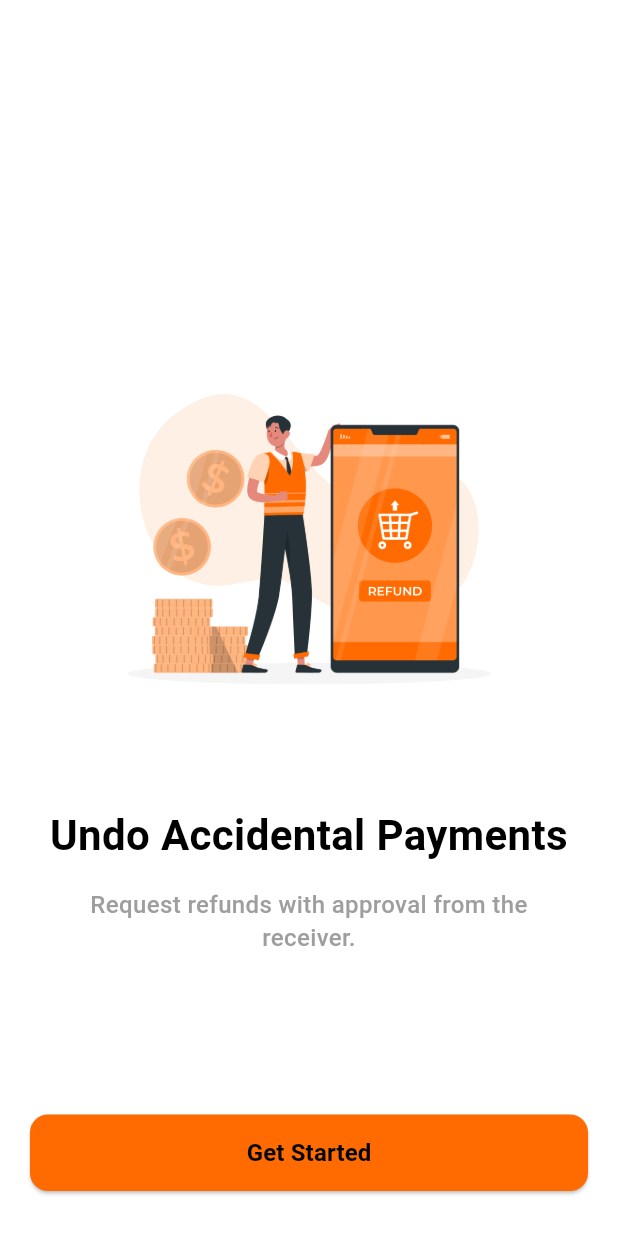
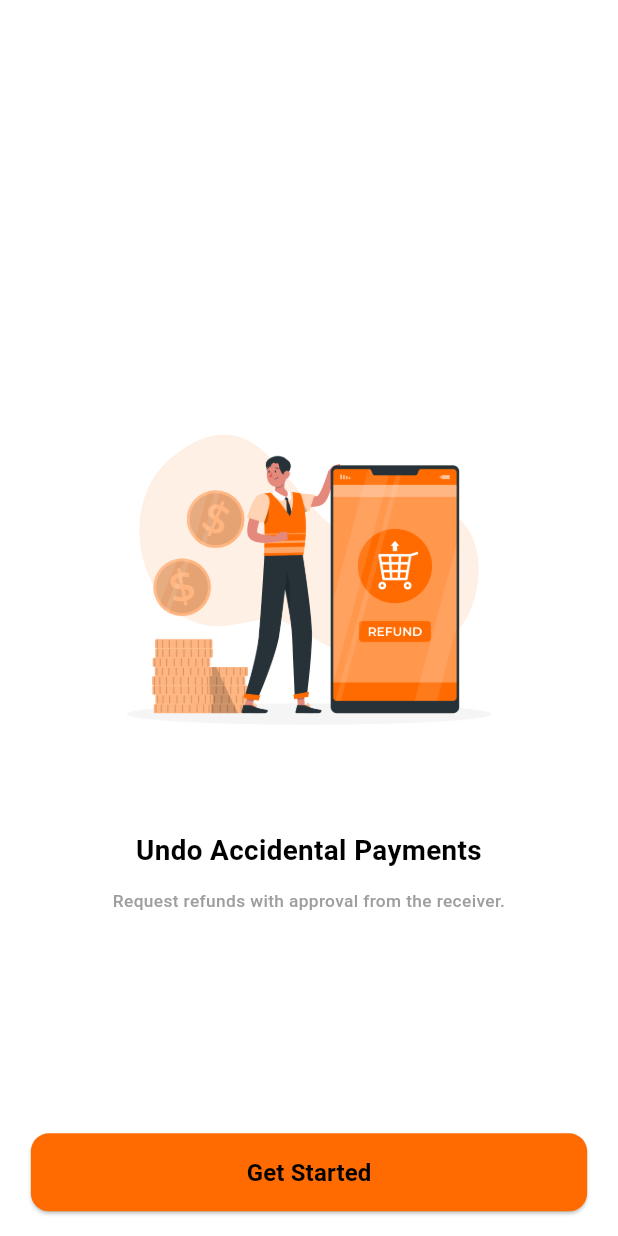
Before and after one commit to Aryanshah010/payhive, a Flutter app: the screen it shows after launch, swiped to page 4, on a phone screen of 412 x 824 dp. Run offline on Flutter 3.47's test engine with Material 3 defaults, Android fonts, the phone set to English and light mode, and no system bars; our stand-ins replace smooth_page_indicator.

Commit message:
Refactor all the screens and widgets for responsive for tablet

```diff
--- a/lib/screens/onboarding_screen.dart
+++ b/lib/screens/onboarding_screen.dart
@@ -17,6 +17,14 @@ class _OnboardingScreenState extends State<OnboardingScreen> {
 
   @override
   Widget build(BuildContext context) {
+    final size = MediaQuery.of(context).size;
+    final w = size.width;
+
+    final bottomSpacing = w * 0.04;
+    final bottomPadding = EdgeInsets.symmetric(horizontal: w * 0.05);
+    final buttonFontSize = w * 0.04;
+    final dotSize = w > 600 ? 12.0 : 8.0;
+
     return Scaffold(
       backgroundColor: Colors.white,
       body: SafeArea(
@@ -56,12 +64,11 @@ class _OnboardingScreenState extends State<OnboardingScreen> {
             ),
 
             Positioned(
-              bottom: 30,
+              bottom: bottomSpacing,
               left: 0,
               right: 0,
               child: Padding(
-                padding: const EdgeInsets.symmetric(horizontal: 20),
-
+                padding: bottomPadding,
                 child: isLastPage
                     ? PrimaryButtonWidget(
                         text: "Get Started",
@@ -85,10 +92,10 @@ class _OnboardingScreenState extends State<OnboardingScreen> {
                                 curve: Curves.easeInOut,
                               );
                             },
-                            child: const Text(
+                            child: Text(
                               "Skip",
                               style: TextStyle(
-                                fontSize: 16,
+                                fontSize: buttonFontSize,
                                 color: Colors.grey,
                                 fontWeight: FontWeight.w500,
                               ),
@@ -99,10 +106,10 @@ class _OnboardingScreenState extends State<OnboardingScreen> {
                             controller: _pageController,
                             count: 4,
                             effect: ExpandingDotsEffect(
-                              activeDotColor: Color(0xFFFF6B00),
+                              activeDotColor: const Color(0xFFFF6B00),
                               dotColor: Colors.grey,
-                              dotHeight: 8,
-                              dotWidth: 8,
+                              dotHeight: dotSize,
+                              dotWidth: dotSize,
                               expansionFactor: 3,
                             ),
                           ),
@@ -114,11 +121,11 @@ class _OnboardingScreenState extends State<OnboardingScreen> {
                                 curve: Curves.easeInOut,
                               );
                             },
-                            child: const Text(
+                            child: Text(
                               "Next",
                               style: TextStyle(
-                                fontSize: 16,
-                                color: Color(0xFFFF6B00),
+                                fontSize: buttonFontSize,
+                                color: const Color(0xFFFF6B00),
                                 fontWeight: FontWeight.w600,
                               ),
                             ),
--- a/lib/widgets/on_boarding_widget.dart
+++ b/lib/widgets/on_boarding_widget.dart
@@ -14,36 +14,39 @@ class OnBoardingWidget extends StatelessWidget {
 
   @override
   Widget build(BuildContext context) {
+    final size = MediaQuery.of(context).size;
+    final w = size.width;
+
+    final titleSize = w * 0.045;
+    final subtitleSize = w * 0.028;
+    final imageHeight = size.height * (w > 600 ? 0.45 : 0.38);
+
     return Padding(
-      padding: const EdgeInsets.symmetric(horizontal: 28),
+      padding: EdgeInsets.symmetric(horizontal: w * 0.06),
       child: Column(
         mainAxisAlignment: MainAxisAlignment.center,
         children: [
-          Image.asset(
-            image,
-            height: MediaQuery.of(context).size.height * 0.38,
-            fit: BoxFit.contain,
-          ),
+          Image.asset(image, height: imageHeight, fit: BoxFit.contain),
 
-          const SizedBox(height: 35),
+          SizedBox(height: w * 0.06),
 
           Text(
             title,
             textAlign: TextAlign.center,
-            style: const TextStyle(
-              fontSize: 28,
+            style: TextStyle(
+              fontSize: titleSize,
               fontWeight: FontWeight.w700,
               color: Colors.black,
             ),
           ),
 
-          const SizedBox(height: 15),
+          SizedBox(height: w * 0.03),
 
           Text(
             subtitle,
             textAlign: TextAlign.center,
-            style: const TextStyle(
-              fontSize: 16,
+            style: TextStyle(
+              fontSize: subtitleSize,
               color: Colors.grey,
               fontWeight: FontWeight.w500,
               height: 1.4,
--- a/lib/widgets/primary_button_widget.dart
+++ b/lib/widgets/primary_button_widget.dart
@@ -12,9 +12,8 @@ class PrimaryButtonWidget extends StatelessWidget {
 
   @override
   Widget build(BuildContext context) {
-    return LayoutBuilder(
-      builder: (context, constraints) {
-        final bool isTablet = constraints.maxWidth >= 600;
+    final width = MediaQuery.of(context).size.width;
+    final isTablet = width >= 600;
 
     final double buttonHeight = isTablet ? 62 : 52;
     final double fontSize = isTablet ? 20 : 16;
@@ -25,10 +24,8 @@ class PrimaryButtonWidget extends StatelessWidget {
       child: ElevatedButton(
         style: ElevatedButton.styleFrom(
           backgroundColor: const Color.fromARGB(255, 255, 107, 0),
-              padding: EdgeInsets.symmetric(
-                vertical: buttonHeight / 2 - 12,
-                horizontal: horizontalPadding,
-              ),
+          minimumSize: Size(double.infinity, buttonHeight),
+          padding: EdgeInsets.symmetric(horizontal: horizontalPadding),
           shape: RoundedRectangleBorder(
             borderRadius: BorderRadius.circular(12),
           ),
@@ -44,7 +41,5 @@ class PrimaryButtonWidget extends StatelessWidget {
         ),
       ),
     );
-      },
-    );
   }
 }
```
Also changed, not shown: lib/screens/login_screen.dart (+9 -19 lines), lib/widgets/main_text_form_field.dart (+8 -13 lines), lib/widgets/secondary_text_form_field.dart (deleted), pubspec.lock. Lines whose indentation alone changed are shown as unchanged.
